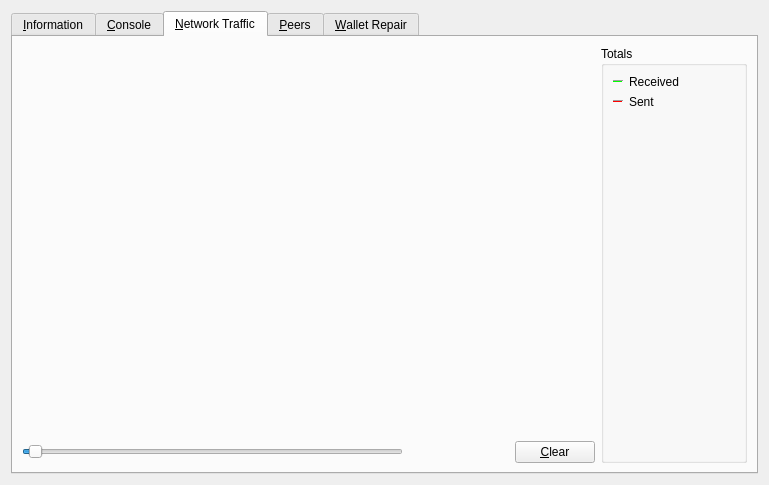
LytixChain/lytix, file src/qt/forms/rpcconsole.ui: the form before one commit.
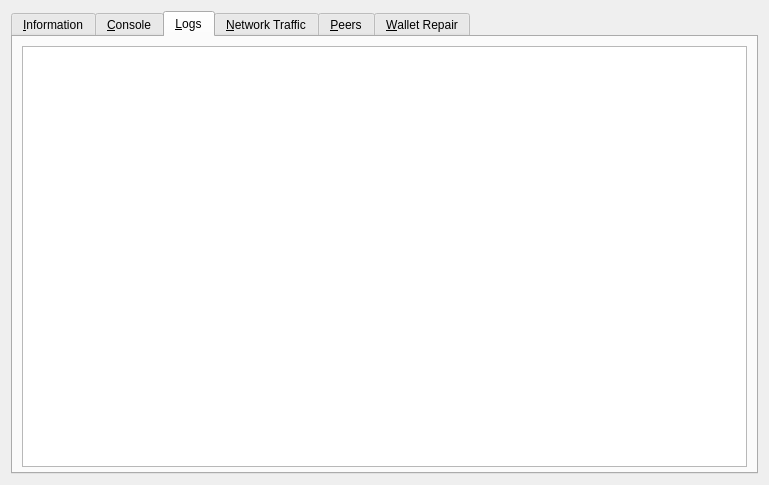
The form after the commit. The open tabs and pages were chosen to show the change. Icons and pictures are not drawn. Custom widgets are drawn as their Qt base class.

Diff of the .ui file:
```diff
--- a/src/qt/forms/rpcconsole.ui
+++ b/src/qt/forms/rpcconsole.ui
@@ -461,6 +461,38 @@
        </item>
       </layout>
      </widget>
+     <widget class="QWidget" name="tab_logs">
+      <attribute name="title">
+       <string>&amp;Logs</string>
+      </attribute>
+      <layout class="QVBoxLayout" name="verticalLayout_3">
+       <property name="spacing">
+        <number>3</number>
+       </property>
+       <property name="bottomMargin">
+        <number>5</number>
+       </property>
+       <item>
+        <widget class="QTextEdit" name="logsWidget">
+         <property name="minimumSize">
+          <size>
+           <width>0</width>
+           <height>100</height>
+          </size>
+         </property>
+         <property name="readOnly">
+          <bool>true</bool>
+         </property>
+         <property name="tabKeyNavigation" stdset="0">
+          <bool>false</bool>
+         </property>
+         <property name="columnCount" stdset="0">
+          <number>2</number>
+         </property>
+        </widget>
+       </item>
+      </layout>
+     </widget>
      <widget class="QWidget" name="tab_nettraffic">
       <attribute name="title">
        <string>&amp;Network Traffic</string>
```
